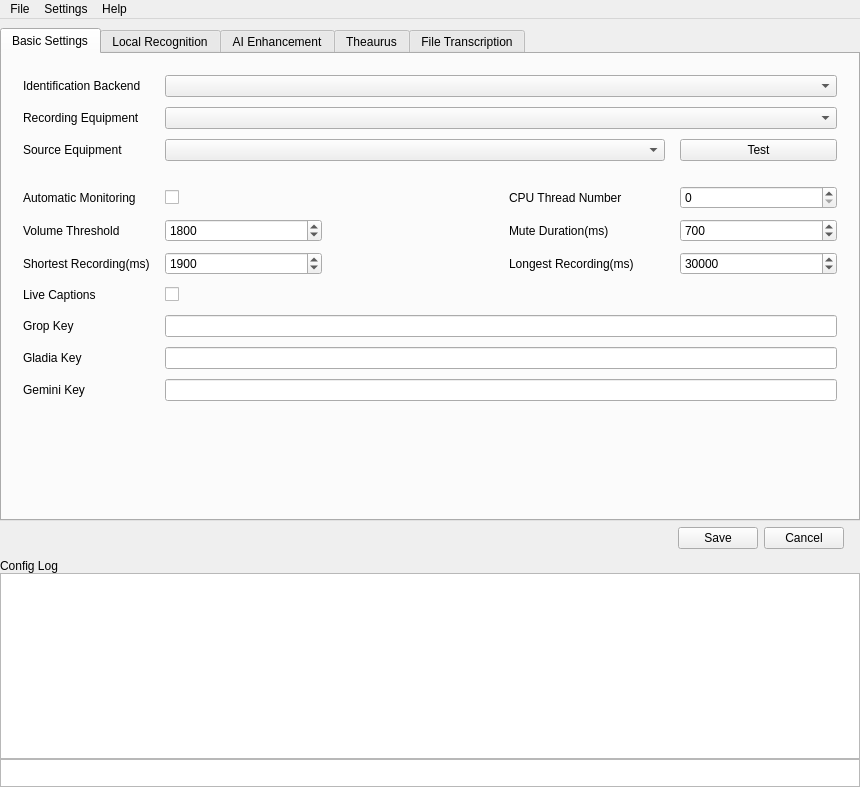
Zeuear/IME_Audio, file src/MainWin.ui: the form before one commit.
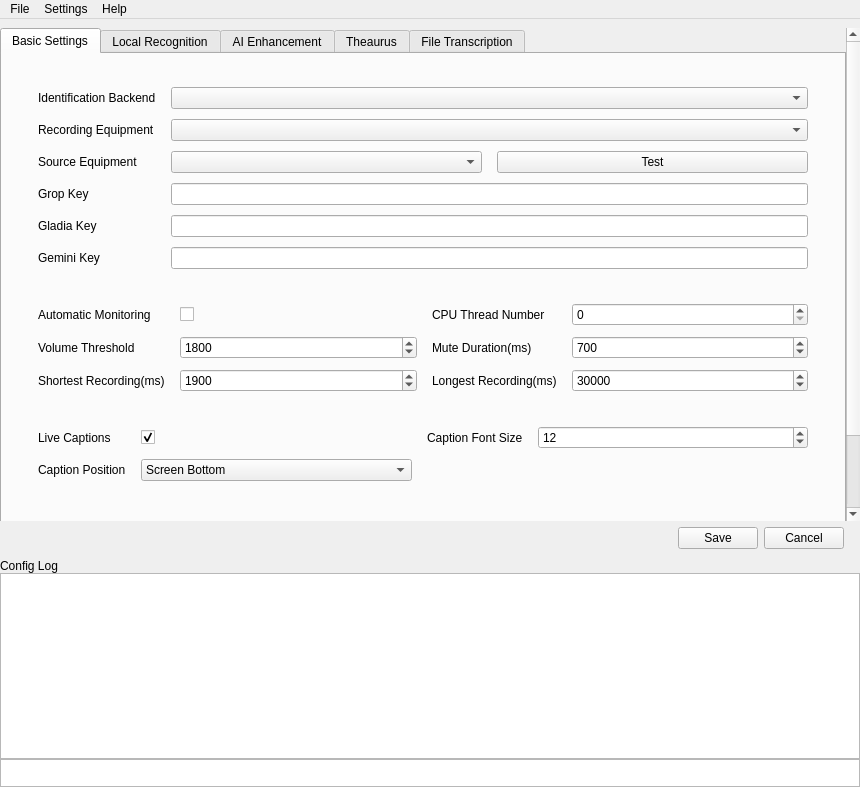
The form after the commit. The open tabs and pages were chosen to show the change. Icons and pictures are not drawn. Custom widgets are drawn as their Qt base class.

Diff of the .ui file:
```diff
--- a/src/MainWin.ui
+++ b/src/MainWin.ui
@@ -99,22 +99,32 @@
             <property name="spacing">
              <number>10</number>
             </property>
+            <property name="leftMargin">
+             <number>10</number>
+            </property>
+            <property name="topMargin">
+             <number>10</number>
+            </property>
+            <property name="rightMargin">
+             <number>10</number>
+            </property>
             <item>
-             <layout class="QGridLayout" name="gridLayout" rowstretch="1,0,0,0,0,0,0,0,0,0,0,0" columnstretch="0,1,1,1,1">
-              <property name="sizeConstraint">
-               <enum>QLayout::SizeConstraint::SetDefaultConstraint</enum>
+             <widget class="QFrame" name="device_card">
+              <property name="card" stdset="0">
+               <bool>true</bool>
               </property>
+              <layout class="QGridLayout" name="device_card_layout" columnstretch="0,1,0,0,1">
               <property name="leftMargin">
-               <number>10</number>
+                <number>15</number>
               </property>
               <property name="topMargin">
-               <number>10</number>
+                <number>12</number>
               </property>
               <property name="rightMargin">
-               <number>10</number>
+                <number>15</number>
               </property>
               <property name="bottomMargin">
-               <number>10</number>
+                <number>12</number>
               </property>
               <property name="horizontalSpacing">
                <number>15</number>
@@ -122,115 +132,10 @@
               <property name="verticalSpacing">
                <number>10</number>
               </property>
-              <item row="4" column="2" rowspan="3">
-               <spacer name="horizontalSpacer_6">
-                <property name="orientation">
-                 <enum>Qt::Orientation::Horizontal</enum>
-                </property>
-                <property name="sizeType">
-                 <enum>QSizePolicy::Policy::Preferred</enum>
-                </property>
-                <property name="sizeHint" stdset="0">
-                 <size>
-                  <width>10</width>
-                  <height>20</height>
-                 </size>
-                </property>
-               </spacer>
-              </item>
-              <item row="4" column="1">
-               <widget class="AnimatedCheckBox" name="autiomatic_monitoring_checkbox">
-                <property name="sizePolicy">
-                 <sizepolicy hsizetype="Preferred" vsizetype="Fixed">
-                  <horstretch>0</horstretch>
-                  <verstretch>0</verstretch>
-                 </sizepolicy>
-                </property>
-                <property name="toolTip">
-                 <string>&lt;html&gt;&lt;head/&gt;&lt;body&gt;&lt;p&gt;continues automatically after identification&lt;/p&gt;&lt;/body&gt;&lt;/html&gt;</string>
-                </property>
+               <item row="0" column="0">
+                <widget class="QLabel" name="label_6">
                 <property name="text">
-                 <string/>
-                </property>
-                <property name="tristate">
-                 <bool>false</bool>
-                </property>
-               </widget>
-              </item>
-              <item row="6" column="0">
-               <widget class="QLabel" name="label_4">
-                <property name="sizePolicy">
-                 <sizepolicy hsizetype="Preferred" vsizetype="Preferred">
-                  <horstretch>0</horstretch>
-                  <verstretch>0</verstretch>
-                 </sizepolicy>
-                </property>
-                <property name="maximumSize">
-                 <size>
-                  <width>16777215</width>
-                  <height>16777215</height>
-                 </size>
-                </property>
-                <property name="text">
-                 <string>Shortest Recording(ms)</string>
-                </property>
-                <property name="alignment">
-                 <set>Qt::AlignmentFlag::AlignLeading|Qt::AlignmentFlag::AlignLeft|Qt::AlignmentFlag::AlignVCenter</set>
-                </property>
-               </widget>
-              </item>
-              <item row="11" column="0" colspan="5">
-               <widget class="ShortcutEdit" name="shortcut_edit" native="true">
-                <property name="sizePolicy">
-                 <sizepolicy hsizetype="Preferred" vsizetype="Fixed">
-                  <horstretch>0</horstretch>
-                  <verstretch>0</verstretch>
-                 </sizepolicy>
-                </property>
-                <property name="minimumSize">
-                 <size>
-                  <width>0</width>
-                  <height>85</height>
-                 </size>
-                </property>
-               </widget>
-              </item>
-              <item row="8" column="0">
-               <widget class="QLabel" name="grop_key_label">
-                <property name="maximumSize">
-                 <size>
-                  <width>16777215</width>
-                  <height>16777215</height>
-                 </size>
-                </property>
-                <property name="text">
-                 <string>Grop Key</string>
-                </property>
-               </widget>
-              </item>
-              <item row="4" column="3">
-               <widget class="QLabel" name="label_7">
-                <property name="maximumSize">
-                 <size>
-                  <width>16777215</width>
-                  <height>16777215</height>
-                 </size>
-                </property>
-                <property name="text">
-                 <string>CPU Thread Number</string>
-                </property>
-               </widget>
-              </item>
-              <item row="1" column="1" colspan="4">
-               <widget class="QComboBox" name="recording_equ_comb">
-                <property name="sizePolicy">
-                 <sizepolicy hsizetype="Ignored" vsizetype="Fixed">
-                  <horstretch>0</horstretch>
-                  <verstretch>0</verstretch>
-                 </sizepolicy>
-                </property>
-                <property name="sizeAdjustPolicy">
-                 <enum>QComboBox::SizeAdjustPolicy::AdjustToContentsOnFirstShow</enum>
+                  <string>Identification Backend</string>
                 </property>
                </widget>
               </item>
@@ -247,6 +152,33 @@
                 </property>
                </widget>
               </item>
+               <item row="1" column="0">
+                <widget class="QLabel" name="label">
+                 <property name="text">
+                  <string>Recording Equipment</string>
+                 </property>
+                </widget>
+               </item>
+               <item row="1" column="1" colspan="4">
+                <widget class="QComboBox" name="recording_equ_comb">
+                 <property name="sizePolicy">
+                  <sizepolicy hsizetype="Ignored" vsizetype="Fixed">
+                   <horstretch>0</horstretch>
+                   <verstretch>0</verstretch>
+                  </sizepolicy>
+                 </property>
+                 <property name="sizeAdjustPolicy">
+                  <enum>QComboBox::SizeAdjustPolicy::AdjustToContentsOnFirstShow</enum>
+                 </property>
+                </widget>
+               </item>
+               <item row="2" column="0">
+                <widget class="QLabel" name="label_10">
+                 <property name="text">
+                  <string>Source Equipment</string>
+                 </property>
+                </widget>
+               </item>
               <item row="2" column="1" colspan="3">
                <widget class="QComboBox" name="source_equipment_comb">
                 <property name="sizePolicy">
@@ -260,113 +192,104 @@
                 </property>
                </widget>
               </item>
-              <item row="8" column="1" colspan="4">
+               <item row="2" column="4">
+                <widget class="QPushButton" name="test_output_btn">
+                 <property name="text">
+                  <string>Test</string>
+                 </property>
+                </widget>
+               </item>
+               <item row="3" column="0">
+                <widget class="QLabel" name="grop_key_label">
+                 <property name="text">
+                  <string>Grop Key</string>
+                 </property>
+                </widget>
+               </item>
+               <item row="3" column="1" colspan="4">
                <widget class="QLineEdit" name="grop_key_edit"/>
               </item>
-              <item row="9" column="0">
+               <item row="4" column="0">
                <widget class="QLabel" name="gladia_key_label">
-                <property name="maximumSize">
-                 <size>
-                  <width>16777215</width>
-                  <height>16777215</height>
-                 </size>
-                </property>
                 <property name="text">
                  <string>Gladia Key</string>
                 </property>
                </widget>
               </item>
+               <item row="4" column="1" colspan="4">
+                <widget class="QLineEdit" name="gladia_key_edit"/>
+               </item>
               <item row="5" column="0">
-               <widget class="QLabel" name="label_2">
-                <property name="sizePolicy">
-                 <sizepolicy hsizetype="Preferred" vsizetype="Preferred">
-                  <horstretch>0</horstretch>
-                  <verstretch>0</verstretch>
-                 </sizepolicy>
-                </property>
-                <property name="maximumSize">
-                 <size>
-                  <width>16777215</width>
-                  <height>16777215</height>
-                 </size>
-                </property>
-                <property name="text">
-                 <string>Volume Threshold</string>
-                </property>
-                <property name="alignment">
-                 <set>Qt::AlignmentFlag::AlignLeading|Qt::AlignmentFlag::AlignLeft|Qt::AlignmentFlag::AlignVCenter</set>
-                </property>
-               </widget>
-              </item>
-              <item row="10" column="1" colspan="4">
-               <widget class="QLineEdit" name="gemini_key_edit"/>
-              </item>
-              <item row="0" column="0">
-               <widget class="QLabel" name="label_6">
-                <property name="sizePolicy">
-                 <sizepolicy hsizetype="Preferred" vsizetype="Preferred">
-                  <horstretch>0</horstretch>
-                  <verstretch>0</verstretch>
-                 </sizepolicy>
-                </property>
-                <property name="maximumSize">
-                 <size>
-                  <width>16777215</width>
-                  <height>16777215</height>
-                 </size>
-                </property>
-                <property name="text">
-                 <string>Identification Backend</string>
-                </property>
-               </widget>
-              </item>
-              <item row="2" column="4">
-               <widget class="QPushButton" name="test_output_btn">
-                <property name="text">
-                 <string>Test</string>
-                </property>
-               </widget>
-              </item>
-              <item row="10" column="0">
                <widget class="QLabel" name="gemini_key_label">
                 <property name="text">
                  <string>Gemini Key</string>
                 </property>
                </widget>
               </item>
-              <item row="2" column="0">
-               <widget class="QLabel" name="label_10">
+               <item row="5" column="1" colspan="4">
+                <widget class="QLineEdit" name="gemini_key_edit"/>
+               </item>
+              </layout>
+             </widget>
+            </item>
+            <item>
+             <widget class="QFrame" name="recording_card">
+              <property name="card" stdset="0">
+               <bool>true</bool>
+              </property>
+              <layout class="QGridLayout" name="recording_card_layout" columnstretch="0,1,0,0,1">
+               <property name="leftMargin">
+                <number>15</number>
+               </property>
+               <property name="topMargin">
+                <number>12</number>
+               </property>
+               <property name="rightMargin">
+                <number>15</number>
+               </property>
+               <property name="bottomMargin">
+                <number>12</number>
+               </property>
+               <property name="horizontalSpacing">
+                <number>15</number>
+               </property>
+               <property name="verticalSpacing">
+                <number>10</number>
+               </property>
+               <item row="0" column="0">
+                <widget class="QLabel" name="label_21">
                 <property name="text">
-                 <string>Source Equipment</string>
+                  <string>Automatic Monitoring</string>
                 </property>
                </widget>
               </item>
-              <item row="6" column="1">
-               <widget class="QSpinBox" name="shortest_recording_spin">
+               <item row="0" column="1" alignment="Qt::AlignmentFlag::AlignLeft">
+                <widget class="AnimatedCheckBox" name="autiomatic_monitoring_checkbox">
                 <property name="sizePolicy">
                  <sizepolicy hsizetype="Preferred" vsizetype="Fixed">
                   <horstretch>0</horstretch>
                   <verstretch>0</verstretch>
                  </sizepolicy>
                 </property>
-                <property name="maximumSize">
-                 <size>
-                  <width>16777215</width>
-                  <height>16777215</height>
-                 </size>
-                </property>
-                <property name="minimum">
-                 <number>150</number>
-                </property>
-                <property name="maximum">
-                 <number>5000</number>
-                </property>
-                <property name="value">
-                 <number>1900</number>
+                 <property name="toolTip">
+                  <string>&lt;html&gt;&lt;head/&gt;&lt;body&gt;&lt;p&gt;continues automatically after identification&lt;/p&gt;&lt;/body&gt;&lt;/html&gt;</string>
+                 </property>
+                 <property name="text">
+                  <string/>
+                 </property>
+                 <property name="tristate">
+                  <bool>false</bool>
+                 </property>
+                </widget>
+               </item>
+               <item row="0" column="3">
+                <widget class="QLabel" name="label_7">
+                 <property name="text">
+                  <string>CPU Thread Number</string>
                 </property>
                </widget>
               </item>
-              <item row="4" column="4">
+               <item row="0" column="4">
                <widget class="QSpinBox" name="cpu_thread_number_spin">
                 <property name="sizePolicy">
                  <sizepolicy hsizetype="Preferred" vsizetype="Fixed">
@@ -374,18 +297,16 @@
                   <verstretch>0</verstretch>
                  </sizepolicy>
                 </property>
-                <property name="maximumSize">
-                 <size>
-                  <width>16777215</width>
-                  <height>16777215</height>
-                 </size>
+                </widget>
+               </item>
+               <item row="1" column="0">
+                <widget class="QLabel" name="label_2">
+                 <property name="text">
+                  <string>Volume Threshold</string>
                 </property>
                </widget>
               </item>
-              <item row="9" column="1" colspan="4">
-               <widget class="QLineEdit" name="gladia_key_edit"/>
-              </item>
-              <item row="5" column="1">
+               <item row="1" column="1">
                <widget class="QSpinBox" name="volume_threshold_spin">
                 <property name="sizePolicy">
                  <sizepolicy hsizetype="Preferred" vsizetype="Fixed">
@@ -393,12 +314,6 @@
                   <verstretch>0</verstretch>
                  </sizepolicy>
                 </property>
-                <property name="maximumSize">
-                 <size>
-                  <width>16777215</width>
-                  <height>16777215</height>
-                 </size>
-                </property>
                 <property name="minimum">
                  <number>120</number>
                 </property>
@@ -410,61 +325,14 @@
                 </property>
                </widget>
               </item>
-              <item row="3" column="1">
-               <spacer name="verticalSpacer_4">
-                <property name="orientation">
-                 <enum>Qt::Orientation::Vertical</enum>
-                </property>
-                <property name="sizeType">
-                 <enum>QSizePolicy::Policy::Fixed</enum>
-                </property>
-                <property name="sizeHint" stdset="0">
-                 <size>
-                  <width>20</width>
-                  <height>15</height>
-                 </size>
-                </property>
-               </spacer>
-              </item>
-              <item row="5" column="3">
+               <item row="1" column="3">
                <widget class="QLabel" name="label_3">
-                <property name="maximumSize">
-                 <size>
-                  <width>16777215</width>
-                  <height>16777215</height>
-                 </size>
-                </property>
                 <property name="text">
                  <string>Mute Duration(ms)</string>
                 </property>
-                <property name="alignment">
-                 <set>Qt::AlignmentFlag::AlignLeading|Qt::AlignmentFlag::AlignLeft|Qt::AlignmentFlag::AlignVCenter</set>
-                </property>
-               </widget>
-              </item>
-              <item row="4" column="0">
-               <widget class="QLabel" name="label_21">
-                <property name="sizePolicy">
-                 <sizepolicy hsizetype="Preferred" vsizetype="Preferred">
-                  <horstretch>0</horstretch>
-                  <verstretch>0</verstretch>
-                 </sizepolicy>
-                </property>
-                <property name="maximumSize">
-                 <size>
-                  <width>16777215</width>
-                  <height>16777215</height>
-                 </size>
-                </property>
-                <property name="text">
-                 <string>Automatic Monitoring</string>
-                </property>
-                <property name="alignment">
-                 <set>Qt::AlignmentFlag::AlignLeading|Qt::AlignmentFlag::AlignLeft|Qt::AlignmentFlag::AlignVCenter</set>
-                </property>
-               </widget>
-              </item>
-              <item row="5" column="4">
+                </widget>
+               </item>
+               <item row="1" column="4">
                <widget class="QSpinBox" name="mute_duration_spin">
                 <property name="sizePolicy">
                  <sizepolicy hsizetype="Preferred" vsizetype="Fixed">
@@ -472,12 +340,6 @@
                   <verstretch>0</verstretch>
                  </sizepolicy>
                 </property>
-                <property name="maximumSize">
-                 <size>
-                  <width>16777215</width>
-                  <height>16777215</height>
-                 </size>
-                </property>
                 <property name="minimum">
                  <number>400</number>
                 </property>
@@ -489,7 +351,40 @@
                 </property>
                </widget>
               </item>
-              <item row="6" column="4">
+               <item row="2" column="0">
+                <widget class="QLabel" name="label_4">
+                 <property name="text">
+                  <string>Shortest Recording(ms)</string>
+                 </property>
+                </widget>
+               </item>
+               <item row="2" column="1">
+                <widget class="QSpinBox" name="shortest_recording_spin">
+                 <property name="sizePolicy">
+                  <sizepolicy hsizetype="Preferred" vsizetype="Fixed">
+                   <horstretch>0</horstretch>
+                   <verstretch>0</verstretch>
+                  </sizepolicy>
+                 </property>
+                 <property name="minimum">
+                  <number>150</number>
+                 </property>
+                 <property name="maximum">
+                  <number>5000</number>
+                 </property>
+                 <property name="value">
+                  <number>1900</number>
+                 </property>
+                </widget>
+               </item>
+               <item row="2" column="3">
+                <widget class="QLabel" name="label_5">
+                 <property name="text">
+                  <string>Longest Recording(ms)</string>
+                 </property>
+                </widget>
+               </item>
+               <item row="2" column="4">
                <widget class="QSpinBox" name="longest_recording_spin">
                 <property name="sizePolicy">
                  <sizepolicy hsizetype="Preferred" vsizetype="Fixed">
@@ -497,12 +392,6 @@
                   <verstretch>0</verstretch>
                  </sizepolicy>
                 </property>
-                <property name="maximumSize">
-                 <size>
-                  <width>16777215</width>
-                  <height>16777215</height>
-                 </size>
-                </property>
                 <property name="minimum">
                  <number>3000</number>
                 </property>
@@ -514,61 +403,41 @@
                 </property>
                </widget>
               </item>
-              <item row="6" column="3">
-               <widget class="QLabel" name="label_5">
-                <property name="maximumSize">
-                 <size>
-                  <width>16777215</width>
-                  <height>16777215</height>
-                 </size>
-                </property>
-                <property name="text">
-                 <string>Longest Recording(ms)</string>
-                </property>
-                <property name="alignment">
-                 <set>Qt::AlignmentFlag::AlignLeading|Qt::AlignmentFlag::AlignLeft|Qt::AlignmentFlag::AlignVCenter</set>
-                </property>
-               </widget>
-              </item>
-              <item row="1" column="0">
-               <widget class="QLabel" name="label">
-                <property name="sizePolicy">
-                 <sizepolicy hsizetype="Preferred" vsizetype="Preferred">
-                  <horstretch>0</horstretch>
-                  <verstretch>0</verstretch>
-                 </sizepolicy>
-                </property>
-                <property name="maximumSize">
-                 <size>
-                  <width>16777214</width>
-                  <height>16777214</height>
-                 </size>
-                </property>
-                <property name="text">
-                 <string>Recording Equipment</string>
-                </property>
-                <property name="alignment">
-                 <set>Qt::AlignmentFlag::AlignLeading|Qt::AlignmentFlag::AlignLeft|Qt::AlignmentFlag::AlignVCenter</set>
-                </property>
-               </widget>
-              </item>
-              <item row="7" column="0">
+              </layout>
+             </widget>
+            </item>
+            <item>
+             <widget class="QFrame" name="live_caption_card">
+              <property name="card" stdset="0">
+               <bool>true</bool>
+              </property>
+              <layout class="QGridLayout" name="live_caption_card_layout" columnstretch="0,1,0,0,1">
+               <property name="leftMargin">
+                <number>15</number>
+               </property>
+               <property name="topMargin">
+                <number>12</number>
+               </property>
+               <property name="rightMargin">
+                <number>15</number>
+               </property>
+               <property name="bottomMargin">
+                <number>12</number>
+               </property>
+               <property name="horizontalSpacing">
+                <number>15</number>
+               </property>
+               <property name="verticalSpacing">
+                <number>10</number>
+               </property>
+               <item row="0" column="0">
                <widget class="QLabel" name="label_live_caption">
-                <property name="sizePolicy">
-                 <sizepolicy hsizetype="Preferred" vsizetype="Preferred">
-                  <horstretch>0</horstretch>
-                  <verstretch>0</verstretch>
-                 </sizepolicy>
-                </property>
                 <property name="text">
                  <string>Live Captions</string>
                 </property>
-                <property name="alignment">
-                 <set>Qt::AlignmentFlag::AlignLeading|Qt::AlignmentFlag::AlignLeft|Qt::AlignmentFlag::AlignVCenter</set>
-                </property>
-               </widget>
-              </item>
-              <item row="7" column="1">
+                </widget>
+               </item>
+               <item row="0" column="1" alignment="Qt::AlignmentFlag::AlignLeft">
                <widget class="AnimatedCheckBox" name="live_caption_checkbox">
                 <property name="sizePolicy">
                  <sizepolicy hsizetype="Preferred" vsizetype="Fixed">
@@ -582,28 +451,106 @@
                 <property name="text">
                  <string/>
                 </property>
+                 <property name="checked">
+                  <bool>true</bool>
+                 </property>
                 <property name="tristate">
                  <bool>false</bool>
                 </property>
                </widget>
               </item>
-              <item row="7" column="2">
-               <spacer name="verticalSpacer_9">
-                <property name="orientation">
-                 <enum>Qt::Orientation::Vertical</enum>
-                </property>
-                <property name="sizeType">
-                 <enum>QSizePolicy::Policy::Fixed</enum>
-                </property>
-                <property name="sizeHint" stdset="0">
+               <item row="0" column="3">
+                <widget class="QLabel" name="label_live_caption_font">
+                 <property name="text">
+                  <string>Caption Font Size</string>
+                 </property>
+                </widget>
+               </item>
+               <item row="0" column="4">
+                <widget class="QSpinBox" name="live_caption_font_spin">
+                 <property name="sizePolicy">
+                  <sizepolicy hsizetype="Preferred" vsizetype="Fixed">
+                   <horstretch>0</horstretch>
+                   <verstretch>0</verstretch>
+                  </sizepolicy>
+                 </property>
+                 <property name="minimum">
+                  <number>10</number>
+                 </property>
+                 <property name="maximum">
+                  <number>28</number>
+                 </property>
+                 <property name="value">
+                  <number>12</number>
+                 </property>
+                </widget>
+               </item>
+               <item row="1" column="0">
+                <widget class="QLabel" name="label_live_caption_position">
+                 <property name="text">
+                  <string>Caption Position</string>
+                 </property>
+                </widget>
+               </item>
+               <item row="1" column="1">
+                <widget class="QComboBox" name="live_caption_position_comb">
+                 <property name="sizePolicy">
+                  <sizepolicy hsizetype="Preferred" vsizetype="Fixed">
+                   <horstretch>0</horstretch>
+                   <verstretch>0</verstretch>
+                  </sizepolicy>
+                 </property>
+                 <item>
+                  <property name="text">
+                   <string>Screen Bottom</string>
+                  </property>
+                 </item>
+                 <item>
+                  <property name="text">
+                   <string>Screen Top</string>
+                  </property>
+                 </item>
+                </widget>
+               </item>
+              </layout>
+             </widget>
+            </item>
+            <item>
+             <widget class="QFrame" name="shortcut_card">
+              <property name="card" stdset="0">
+               <bool>true</bool>
+              </property>
+              <layout class="QVBoxLayout" name="shortcut_card_layout">
+               <property name="leftMargin">
+                <number>15</number>
+               </property>
+               <property name="topMargin">
+                <number>4</number>
+               </property>
+               <property name="rightMargin">
+                <number>15</number>
+               </property>
+               <property name="bottomMargin">
+                <number>4</number>
+               </property>
+               <item>
+                <widget class="ShortcutEdit" name="shortcut_edit" native="true">
+                 <property name="sizePolicy">
+                  <sizepolicy hsizetype="Preferred" vsizetype="Fixed">
+                   <horstretch>0</horstretch>
+                   <verstretch>0</verstretch>
+                  </sizepolicy>
+                 </property>
+                 <property name="minimumSize">
                  <size>
-                  <width>20</width>
-                  <height>20</height>
-                 </size>
-                </property>
-               </spacer>
-              </item>
-             </layout>
+                   <width>0</width>
+                   <height>85</height>
+                  </size>
+                 </property>
+                </widget>
+               </item>
+              </layout>
+             </widget>
             </item>
            </layout>
           </item>
```
Left out of the diff: 2 changed lines with no effect on the pictures. Lines whose indentation alone changed are shown as unchanged.
